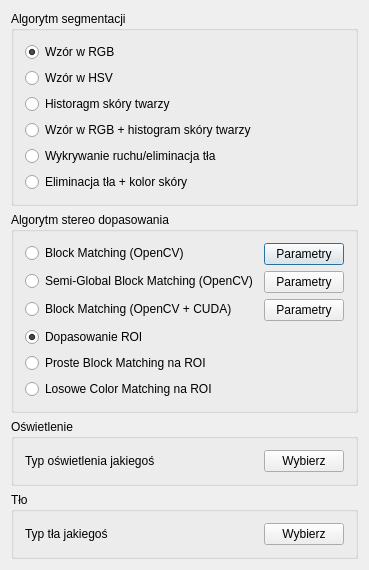
Above: algorithmsdialog.ui from richardboo/modelling-hand-trajectory-3d before the change. Below: the same form after it.
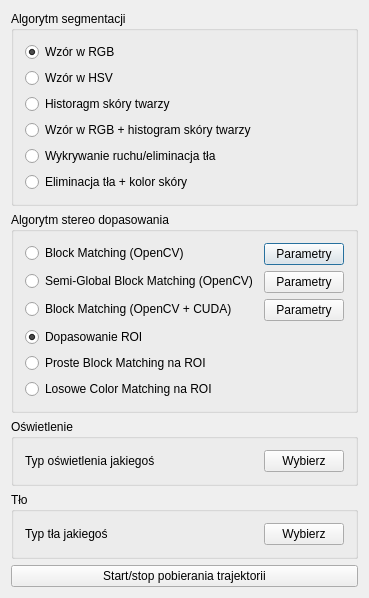
That is the form after the change.

```diff
--- a/algorithmsdialog.ui
+++ b/algorithmsdialog.ui
@@ -204,6 +204,13 @@
      </layout>
     </widget>
    </item>
+   <item>
+    <widget class="QPushButton" name="startStopTrajectoryButton">
+     <property name="text">
+      <string>Start/stop pobierania trajektorii</string>
+     </property>
+    </widget>
+   </item>
   </layout>
  </widget>
  <layoutdefault spacing="6" margin="11"/>
```
